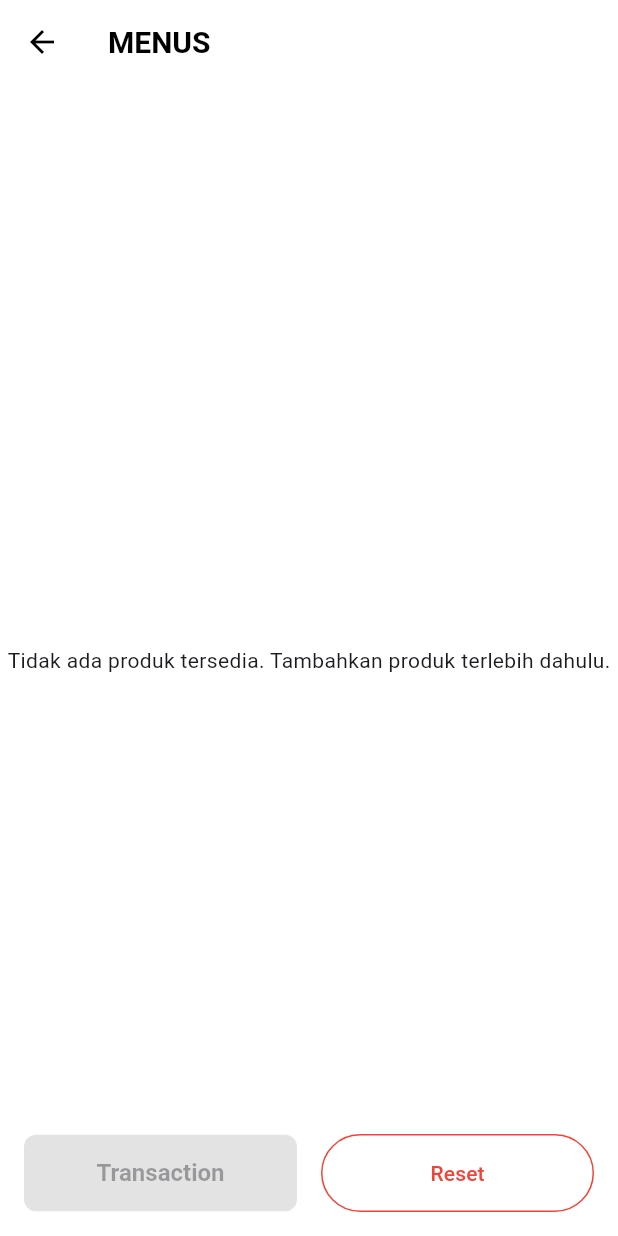
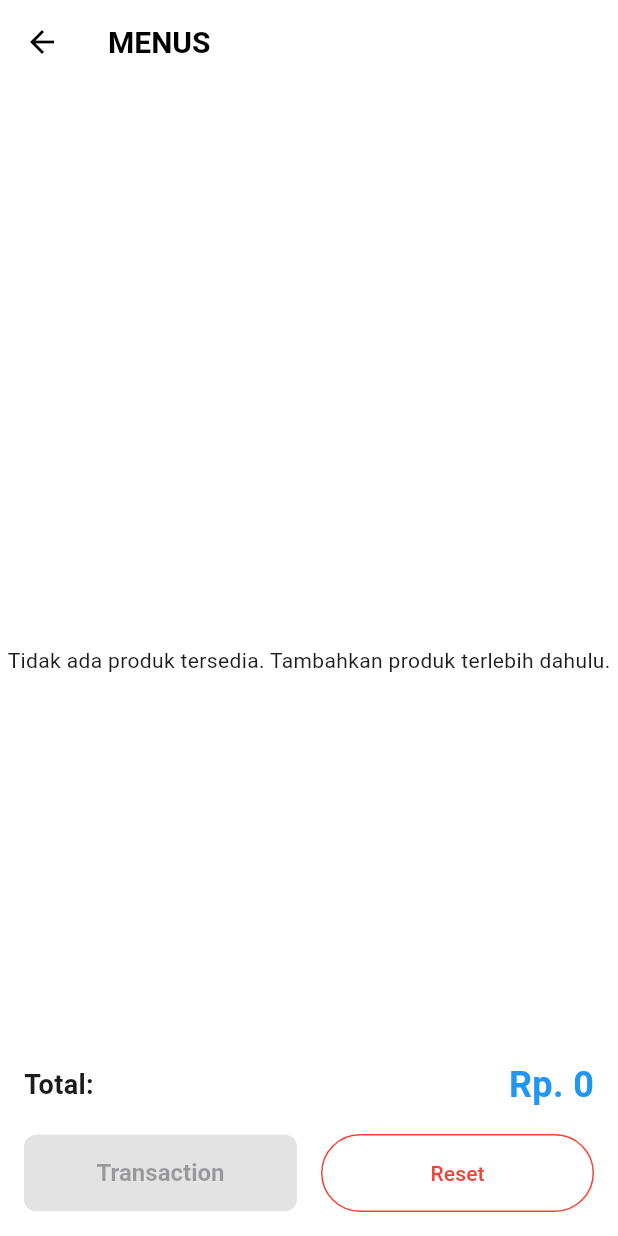
Before and after one commit to JBI-TRPL/UTS_praktikum-2b-agglnxz, a Flutter app: the PosScreen screen opened directly, after a tap on "Reset", on a phone screen of 412 x 824 dp. Run offline on Flutter 3.47's test engine with Material 3 defaults, Android fonts, the phone set to English and light mode, and no system bars; our stand-ins replace badges, permission_handler, screenshot, sqflite; accounts and stored records are empty.

Commit message:
update main project

```diff
--- a/lib/screens/pos/pos_screen.dart
+++ b/lib/screens/pos/pos_screen.dart
@@ -13,7 +13,8 @@ class PosScreen extends StatefulWidget {
 class _PosScreenState extends State<PosScreen> {
   late Future<List<Product>> _productsFuture;
   Map<int, int> _cart = {}; // Key: productId, Value: quantity
-
+  int _totalAmount = 0;
+  List<Product> _selectedProducts = [];
   @override
   void initState() {
     super.initState();
@@ -22,7 +23,21 @@ class _PosScreenState extends State<PosScreen> {
 
   void _loadProducts() {
     setState(() {
-      _productsFuture = DatabaseHelper.instance.getProducts();
+      _productsFuture = DatabaseHelper.instance.getProducts().then((data){
+      _selectedProducts = data;
+      return data;
+      });
+    });
+  }
+
+  void _updateAmount(int productId, int quantity) {
+     int total = 0;
+   for (var entry in _cart.entries) {
+      final product = _selectedProducts.firstWhere((p) => p.id == entry.key);
+      total += product.price * entry.value;
+    }
+    setState(() {
+      _totalAmount = total;
     });
   }
 
@@ -34,11 +49,13 @@ class _PosScreenState extends State<PosScreen> {
         _cart.remove(productId);
       }
     });
+    _updateAmount( productId, quantity);
   }
 
   void _resetCart() {
     setState(() {
       _cart.clear();
+      _totalAmount = 0;
     });
   }
 
@@ -155,7 +172,22 @@ class _PosScreenState extends State<PosScreen> {
     return Container(
       padding: const EdgeInsets.all(16.0),
       color: Colors.white,
-      child: Row(
+      child: Column(
+        mainAxisSize: MainAxisSize.min,
+        children: [
+        Row(mainAxisAlignment: MainAxisAlignment.spaceBetween,
+         children: [
+          const Text("Total:",
+            style: TextStyle(fontSize: 18, fontWeight: FontWeight.bold)),
+          Text(
+          "Rp. ${_totalAmount.toStringAsFixed(0)}",
+          style: const TextStyle(
+              fontSize: 24, fontWeight: FontWeight.bold, color: Colors.blue),
+          ),
+        ],
+        ),
+        const SizedBox(height: 16),
+       Row(
         children: [
           Expanded(
             child: ElevatedButton(
@@ -188,10 +220,12 @@ class _PosScreenState extends State<PosScreen> {
                   foregroundColor: Colors.red,
                   side: const BorderSide(color: Colors.red),
                   padding: const EdgeInsets.symmetric(vertical: 16)),
+              ),
             ),
-          ),
-        ],
-      ),
-    );
-  }
+         ],
+       ),
+     ],
+    )
+  );
 }
+}
```
Also changed, not shown: lib/screens/pos/cart_screen.dart (+19 -1 lines), lib/screens/profile/profile_screen.dart (+22 -9 lines).
